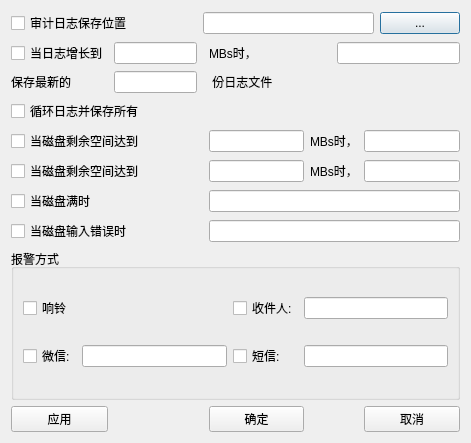
liuyufeng509/SecCenter, file AUD/configdialog.ui: the form before one commit.
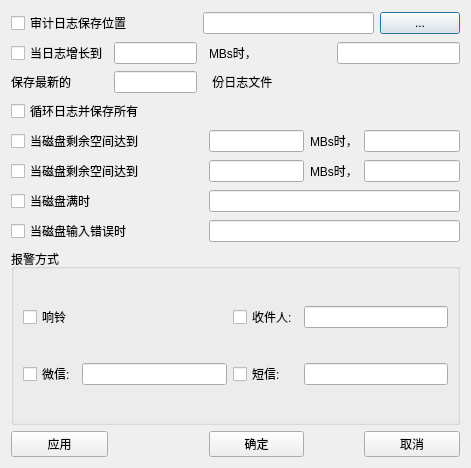
The form after the commit.

Diff of the .ui file:
```diff
--- a/AUD/configdialog.ui
+++ b/AUD/configdialog.ui
@@ -7,7 +7,7 @@
     <x>0</x>
     <y>0</y>
     <width>471</width>
-    <height>443</height>
+    <height>468</height>
    </rect>
   </property>
   <property name="windowTitle">
```
Left out of the diff: 30 changed lines with no effect on the pictures.
